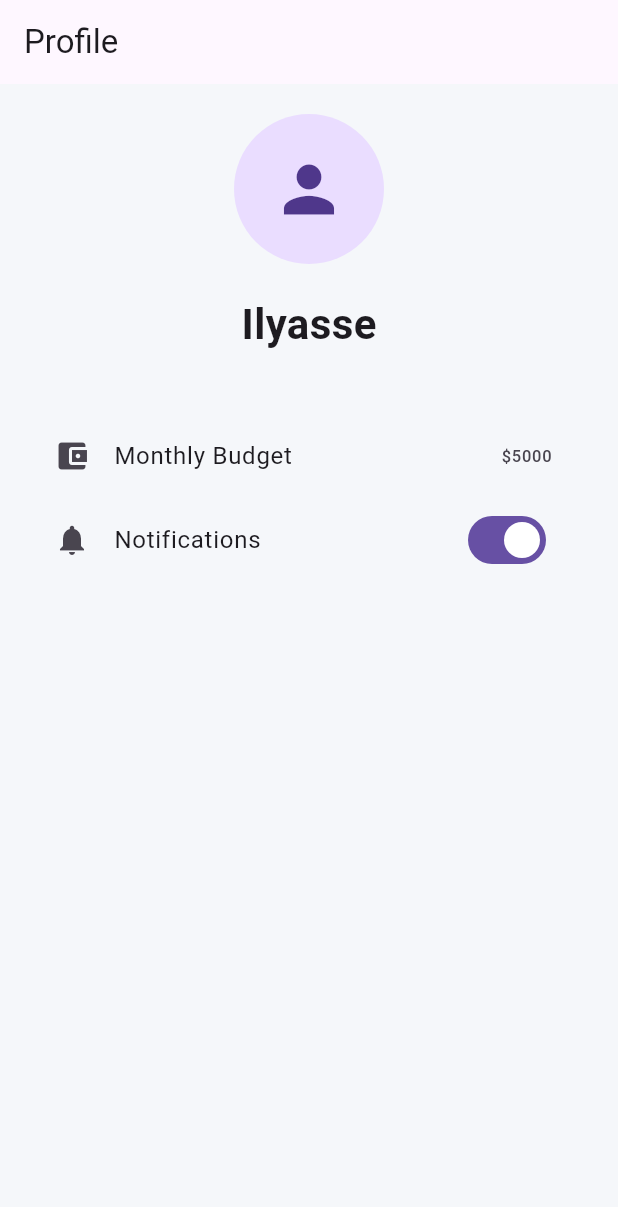
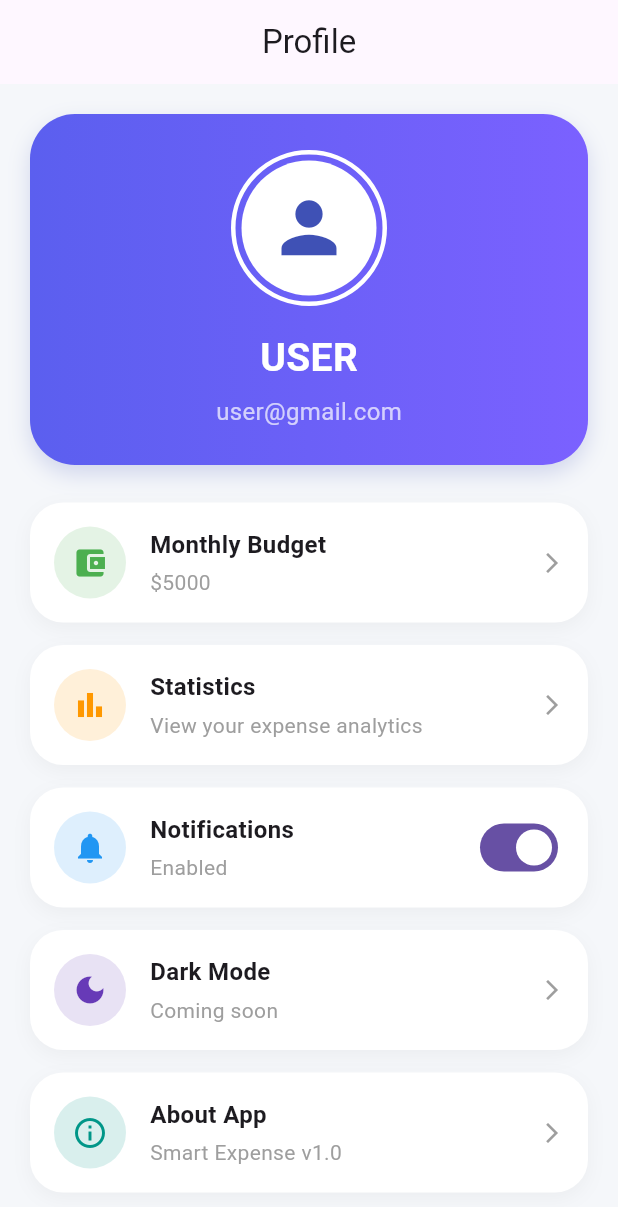
Before and after one commit to Ilyasse-ben/Application-Mobile-gestion-deponce, a Flutter app: the ProfilePage screen opened directly, on a phone screen of 412 x 824 dp. Shown: the top 1207 px of the screen. Run offline on Flutter 3.47's test engine with Material 3 defaults, Android fonts, the light colour scheme and no system bars; our stand-ins replace fl_chart.

Commit message:
page profile

```diff
--- a/smart_app_flutter_gestion_depandence/lib/screens/profile.dart
+++ b/smart_app_flutter_gestion_depandence/lib/screens/profile.dart
@@ -1,4 +1,5 @@
 import 'package:flutter/material.dart';
+import 'login.dart';
 
 class ProfilePage extends StatelessWidget {
   const ProfilePage({super.key});
@@ -6,38 +7,235 @@ class ProfilePage extends StatelessWidget {
   @override
   Widget build(BuildContext context) {
     return Scaffold(
-      appBar: AppBar(title: const Text("Profile")),
+      backgroundColor: const Color(0xFFF5F7FA),
 
-      body: Padding(
+      appBar: AppBar(
+        title: const Text("Profile"),
+        centerTitle: true,
+        elevation: 0,
+      ),
+
+      body: SingleChildScrollView(
         padding: const EdgeInsets.all(20),
 
         child: Column(
           children: [
-            const CircleAvatar(radius: 50, child: Icon(Icons.person, size: 50)),
+            // ================= PROFILE CARD =================
+            Container(
+              width: double.infinity,
 
-            const SizedBox(height: 20),
+              padding: const EdgeInsets.all(24),
 
-            const Text(
-              "Ilyasse",
-              style: TextStyle(fontSize: 28, fontWeight: FontWeight.bold),
+              decoration: BoxDecoration(
+                borderRadius: BorderRadius.circular(30),
+
+                gradient: const LinearGradient(
+                  colors: [Color(0xFF5B5FEF), Color(0xFF7B61FF)],
+                ),
+
+                boxShadow: [
+                  BoxShadow(
+                    color: Colors.indigo.withOpacity(0.2),
+                    blurRadius: 12,
+                    offset: const Offset(0, 6),
+                  ),
+                ],
+              ),
+
+              child: Column(
+                children: [
+                  // AVATAR
+                  Container(
+                    padding: const EdgeInsets.all(4),
+
+                    decoration: BoxDecoration(
+                      shape: BoxShape.circle,
+                      border: Border.all(color: Colors.white, width: 3),
+                    ),
+
+                    child: const CircleAvatar(
+                      radius: 45,
+                      backgroundColor: Colors.white,
+
+                      child: Icon(Icons.person, size: 55, color: Colors.indigo),
+                    ),
+                  ),
+
+                  const SizedBox(height: 16),
+
+                  // NAME
+                  const Text(
+                    "USER",
+
+                    style: TextStyle(
+                      color: Colors.white,
+                      fontSize: 26,
+                      fontWeight: FontWeight.bold,
+                    ),
+                  ),
+
+                  const SizedBox(height: 6),
+
+                  // EMAIL
+                  const Text(
+                    "user@gmail.com",
+
+                    style: TextStyle(color: Colors.white70, fontSize: 16),
+                  ),
+                ],
+              ),
             ),
 
-            const SizedBox(height: 40),
+            const SizedBox(height: 25),
 
-            ListTile(
-              leading: const Icon(Icons.account_balance_wallet),
-              title: const Text("Monthly Budget"),
-              trailing: const Text("\$5000"),
+            // ================= SETTINGS =================
+            buildCard(
+              icon: Icons.account_balance_wallet,
+              title: "Monthly Budget",
+              subtitle: "\$5000",
+              color: Colors.green,
             ),
 
-            ListTile(
-              leading: const Icon(Icons.notifications),
-              title: const Text("Notifications"),
+            const SizedBox(height: 15),
+
+            buildCard(
+              icon: Icons.bar_chart,
+              title: "Statistics",
+              subtitle: "View your expense analytics",
+              color: Colors.orange,
+            ),
+
+            const SizedBox(height: 15),
+
+            buildCard(
+              icon: Icons.notifications,
+              title: "Notifications",
+              subtitle: "Enabled",
+              color: Colors.blue,
               trailing: Switch(value: true, onChanged: (value) {}),
+            ),
+
+            const SizedBox(height: 15),
+
+            buildCard(
+              icon: Icons.dark_mode,
+              title: "Dark Mode",
+              subtitle: "Coming soon",
+              color: Colors.deepPurple,
+            ),
+
+            const SizedBox(height: 15),
+
+            buildCard(
+              icon: Icons.info_outline,
+              title: "About App",
+              subtitle: "Smart Expense v1.0",
+              color: Colors.teal,
+            ),
+
+            const SizedBox(height: 30),
+
+            // ================= LOGOUT BUTTON =================
+            SizedBox(
+              width: double.infinity,
+              height: 55,
+
+              child: ElevatedButton.icon(
+                onPressed: () {
+                  Navigator.pushReplacement(
+                    context,
+
+                    MaterialPageRoute(builder: (_) => const LoginPage()),
+                  );
+                },
+
+                icon: const Icon(Icons.logout),
+
+                label: const Text("Logout", style: TextStyle(fontSize: 18)),
+
+                style: ElevatedButton.styleFrom(
+                  backgroundColor: Colors.red,
+
+                  foregroundColor: Colors.white,
+
+                  shape: RoundedRectangleBorder(
+                    borderRadius: BorderRadius.circular(18),
+                  ),
+                ),
+              ),
             ),
           ],
         ),
       ),
     );
   }
+
+  // ================= CUSTOM CARD =================
+  Widget buildCard({
+    required IconData icon,
+    required String title,
+    required String subtitle,
+    required Color color,
+    Widget? trailing,
+  }) {
+    return Container(
+      padding: const EdgeInsets.all(16),
+
+      decoration: BoxDecoration(
+        color: Colors.white,
+        borderRadius: BorderRadius.circular(22),
+
+        boxShadow: [
+          BoxShadow(
+            color: Colors.black.withOpacity(0.04),
+            blurRadius: 10,
+            offset: const Offset(0, 4),
+          ),
+        ],
+      ),
+
+      child: Row(
+        children: [
+          // ICON
+          Container(
+            padding: const EdgeInsets.all(12),
+
+            decoration: BoxDecoration(
+              color: color.withOpacity(0.15),
+              shape: BoxShape.circle,
+            ),
+
+            child: Icon(icon, color: color),
+          ),
+
+          const SizedBox(width: 16),
+
+          // TEXT
+          Expanded(
+            child: Column(
+              crossAxisAlignment: CrossAxisAlignment.start,
+
+              children: [
+                Text(
+                  title,
+
+                  style: const TextStyle(
+                    fontSize: 16,
+                    fontWeight: FontWeight.bold,
+                  ),
+                ),
+
+                const SizedBox(height: 4),
+
+                Text(subtitle, style: const TextStyle(color: Colors.grey)),
+              ],
+            ),
+          ),
+
+          trailing ??
+              const Icon(Icons.arrow_forward_ios, size: 16, color: Colors.grey),
+        ],
+      ),
+    );
+  }
 }
```
